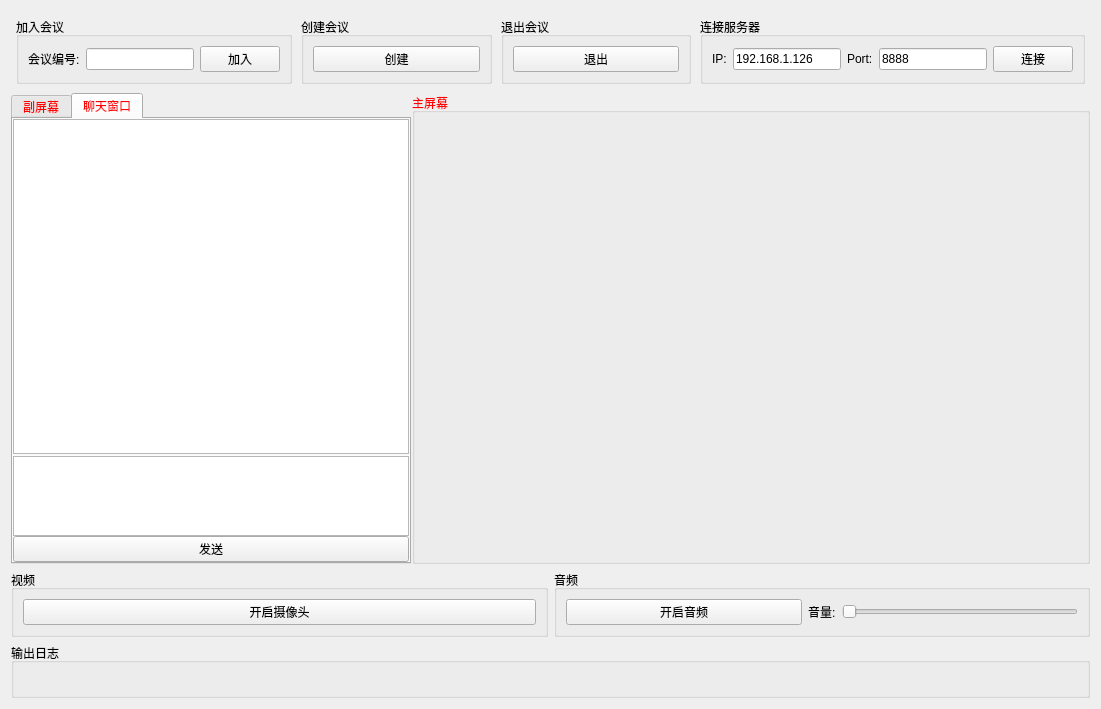
This is widget.ui in muleimulei/CloudMeeting as Qt 5 draws it before an edit. The edited form follows.
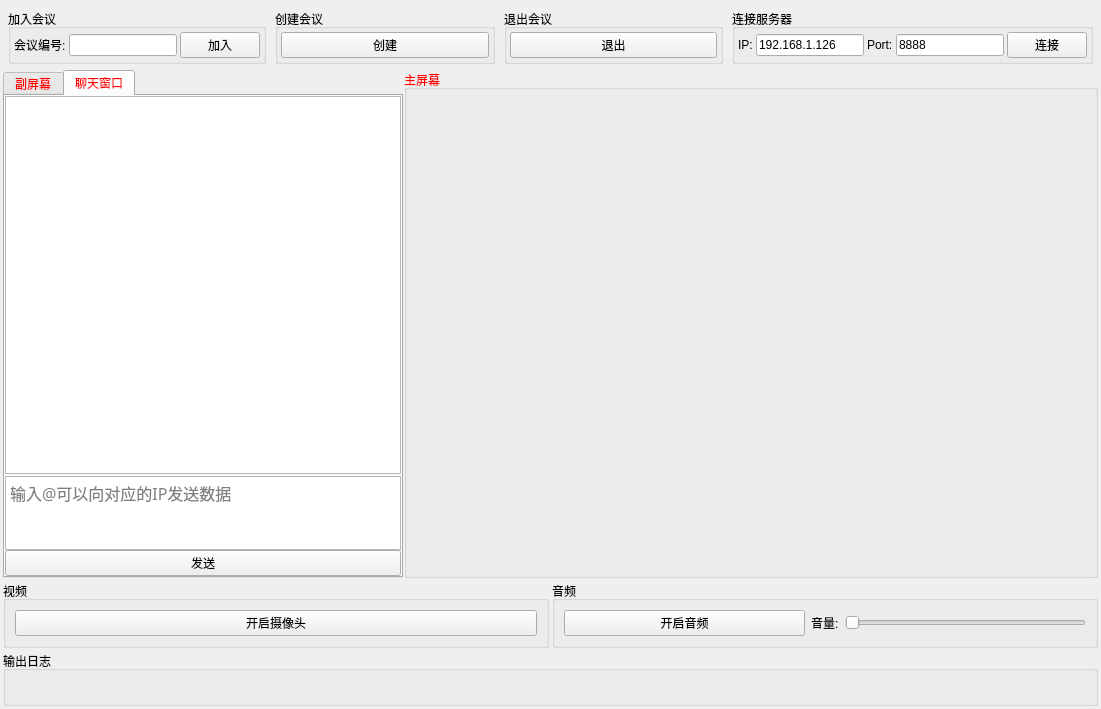
This is the edited form. Custom widgets are drawn as their Qt base class.

Commit message: 输入框提示功能

```diff
--- a/widget.ui
+++ b/widget.ui
@@ -26,9 +26,24 @@
    </size>
   </property>
   <property name="windowTitle">
-   <string>Widget</string>
+   <string>云会议</string>
   </property>
   <layout class="QVBoxLayout" name="verticalLayout">
+   <property name="spacing">
+    <number>3</number>
+   </property>
+   <property name="leftMargin">
+    <number>3</number>
+   </property>
+   <property name="topMargin">
+    <number>3</number>
+   </property>
+   <property name="rightMargin">
+    <number>3</number>
+   </property>
+   <property name="bottomMargin">
+    <number>3</number>
+   </property>
    <item>
     <layout class="QHBoxLayout" name="horizontalLayout">
      <property name="spacing">
@@ -61,6 +76,21 @@
         <string>加入会议</string>
        </property>
        <layout class="QHBoxLayout" name="horizontalLayout_2">
+        <property name="spacing">
+         <number>3</number>
+        </property>
+        <property name="leftMargin">
+         <number>3</number>
+        </property>
+        <property name="topMargin">
+         <number>3</number>
+        </property>
+        <property name="rightMargin">
+         <number>3</number>
+        </property>
+        <property name="bottomMargin">
+         <number>3</number>
+        </property>
         <item>
          <widget class="QLabel" name="joinmeet_label">
           <property name="text">
@@ -99,6 +129,21 @@
         <string>创建会议</string>
        </property>
        <layout class="QHBoxLayout" name="horizontalLayout_3">
+        <property name="spacing">
+         <number>3</number>
+        </property>
+        <property name="leftMargin">
+         <number>3</number>
+        </property>
+        <property name="topMargin">
+         <number>3</number>
+        </property>
+        <property name="rightMargin">
+         <number>3</number>
+        </property>
+        <property name="bottomMargin">
+         <number>3</number>
+        </property>
         <item>
          <widget class="QPushButton" name="createmeetBtn">
           <property name="cursor">
@@ -127,6 +172,21 @@
         <string>退出会议</string>
        </property>
        <layout class="QHBoxLayout" name="horizontalLayout_4">
+        <property name="spacing">
+         <number>3</number>
+        </property>
+        <property name="leftMargin">
+         <number>3</number>
+        </property>
+        <property name="topMargin">
+         <number>3</number>
+        </property>
+        <property name="rightMargin">
+         <number>3</number>
+        </property>
+        <property name="bottomMargin">
+         <number>3</number>
+        </property>
         <item>
          <widget class="QPushButton" name="exitmeetBtn">
           <property name="cursor">
@@ -146,6 +206,21 @@
         <string>连接服务器</string>
        </property>
        <layout class="QHBoxLayout" name="horizontalLayout_7">
+        <property name="spacing">
+         <number>3</number>
+        </property>
+        <property name="leftMargin">
+         <number>3</number>
+        </property>
+        <property name="topMargin">
+         <number>3</number>
+        </property>
+        <property name="rightMargin">
+         <number>3</number>
+        </property>
+        <property name="bottomMargin">
+         <number>3</number>
+        </property>
         <item>
          <widget class="QLabel" name="label">
           <property name="text">
@@ -363,7 +438,7 @@
               <x>0</x>
               <y>0</y>
               <width>392</width>
-              <height>477</height>
+              <height>510</height>
              </rect>
             </property>
             <property name="sizePolicy">
@@ -422,6 +497,9 @@
          </property>
          <item>
           <widget class="QListWidget" name="listWidget">
+           <property name="focusPolicy">
+            <enum>Qt::NoFocus</enum>
+           </property>
            <property name="horizontalScrollBarPolicy">
             <enum>Qt::ScrollBarAlwaysOff</enum>
            </property>
@@ -438,6 +516,18 @@
          </item>
          <item>
           <widget class="QWidget" name="widget" native="true">
+           <property name="sizePolicy">
+            <sizepolicy hsizetype="Preferred" vsizetype="Minimum">
+             <horstretch>0</horstretch>
+             <verstretch>0</verstretch>
+            </sizepolicy>
+           </property>
+           <property name="maximumSize">
+            <size>
+             <width>16777215</width>
+             <height>100</height>
+            </size>
+           </property>
            <layout class="QVBoxLayout" name="verticalLayout_7">
             <property name="spacing">
              <number>0</number>
@@ -455,9 +545,9 @@
              <number>0</number>
             </property>
             <item>
-             <widget class="QPlainTextEdit" name="plainTextEdit">
+             <widget class="MyTextEdit" name="plainTextEdit">
               <property name="sizePolicy">
-               <sizepolicy hsizetype="Minimum" vsizetype="Minimum">
+               <sizepolicy hsizetype="Minimum" vsizetype="Expanding">
                 <horstretch>0</horstretch>
                 <verstretch>0</verstretch>
                </sizepolicy>
@@ -468,6 +558,106 @@
                 <height>80</height>
                </size>
               </property>
+              <property name="palette">
+               <palette>
+                <active>
+                 <colorrole role="WindowText">
+                  <brush brushstyle="SolidPattern">
+                   <color alpha="255">
+                    <red>0</red>
+                    <green>0</green>
+                    <blue>0</blue>
+                   </color>
+                  </brush>
+                 </colorrole>
+                 <colorrole role="Text">
+                  <brush brushstyle="SolidPattern">
+                   <color alpha="255">
+                    <red>0</red>
+                    <green>0</green>
+                    <blue>0</blue>
+                   </color>
+                  </brush>
+                 </colorrole>
+                 <colorrole role="PlaceholderText">
+                  <brush brushstyle="NoBrush">
+                   <color alpha="128">
+                    <red>0</red>
+                    <green>0</green>
+                    <blue>0</blue>
+                   </color>
+                  </brush>
+                 </colorrole>
+                </active>
+                <inactive>
+                 <colorrole role="WindowText">
+                  <brush brushstyle="SolidPattern">
+                   <color alpha="255">
+                    <red>0</red>
+                    <green>0</green>
+                    <blue>0</blue>
+                   </color>
+                  </brush>
+                 </colorrole>
+                 <colorrole role="Text">
+                  <brush brushstyle="SolidPattern">
+                   <color alpha="255">
+                    <red>0</red>
+                    <green>0</green>
+                    <blue>0</blue>
+                   </color>
+                  </brush>
+                 </colorrole>
+                 <colorrole role="PlaceholderText">
+                  <brush brushstyle="NoBrush">
+                   <color alpha="128">
+                    <red>0</red>
+                    <green>0</green>
+                    <blue>0</blue>
+                   </color>
+                  </brush>
+                 </colorrole>
+                </inactive>
+                <disabled>
+                 <colorrole role="WindowText">
+                  <brush brushstyle="SolidPattern">
+                   <color alpha="255">
+                    <red>120</red>
+                    <green>120</green>
+                    <blue>120</blue>
+                   </color>
+                  </brush>
+                 </colorrole>
+                 <colorrole role="Text">
+                  <brush brushstyle="SolidPattern">
+                   <color alpha="255">
+                    <red>120</red>
+                    <green>120</green>
+                    <blue>120</blue>
+                   </color>
+                  </brush>
+                 </colorrole>
+                 <colorrole role="PlaceholderText">
+                  <brush brushstyle="NoBrush">
+                   <color alpha="128">
+                    <red>0</red>
+                    <green>0</green>
+                    <blue>0</blue>
+                   </color>
+                  </brush>
+                 </colorrole>
+                </disabled>
+               </palette>
+              </property>
+              <property name="font">
+               <font>
+                <family>Microsoft YaHei</family>
+                <pointsize>12</pointsize>
+               </font>
+              </property>
+              <property name="placeholderText">
+               <string notr="true">输入@可以向对应的IP发送数据</string>
+              </property>
              </widget>
             </item>
             <item>
@@ -643,6 +833,21 @@
       <string>输出日志</string>
      </property>
      <layout class="QVBoxLayout" name="verticalLayout_2">
+      <property name="spacing">
+       <number>6</number>
+      </property>
+      <property name="leftMargin">
+       <number>9</number>
+      </property>
+      <property name="topMargin">
+       <number>9</number>
+      </property>
+      <property name="rightMargin">
+       <number>9</number>
+      </property>
+      <property name="bottomMargin">
+       <number>9</number>
+      </property>
       <item>
        <widget class="QLabel" name="outlog">
         <property name="sizePolicy">
@@ -698,6 +903,13 @@
    </item>
   </layout>
  </widget>
+ <customwidgets>
+  <customwidget>
+   <class>MyTextEdit</class>
+   <extends>QPlainTextEdit</extends>
+   <header>mytextedit.h</header>
+  </customwidget>
+ </customwidgets>
  <resources/>
  <connections/>
 </ui>
```
The commit also changes 10 other files.
